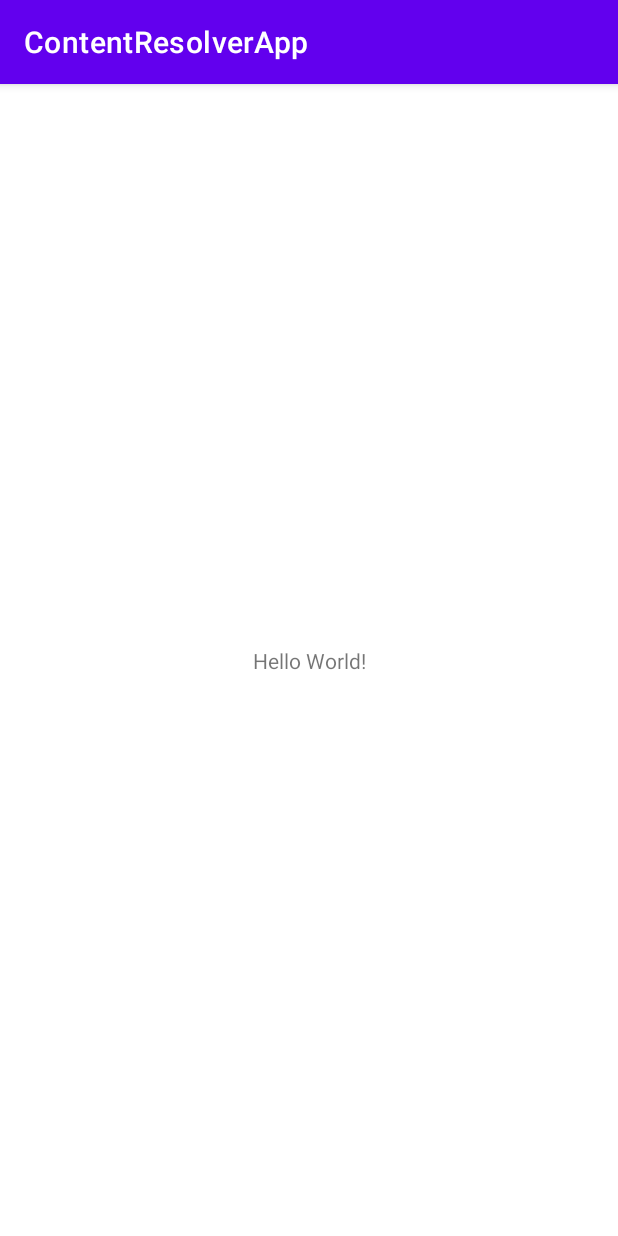
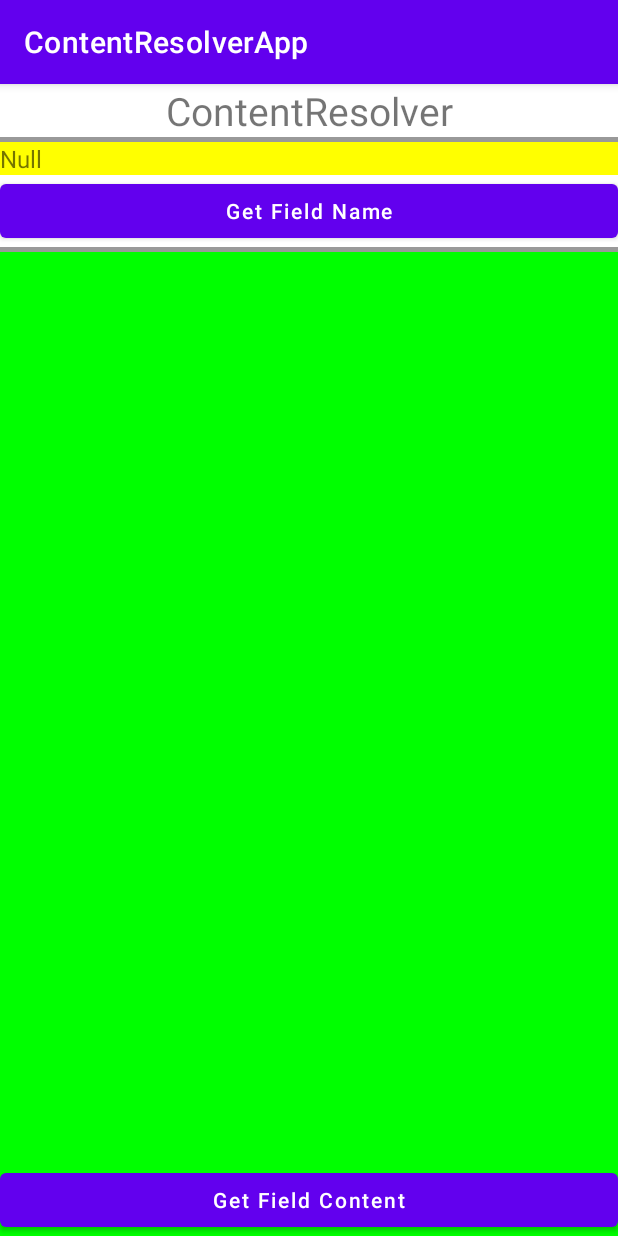
Before and after one commit to LinShuHung/ContentResolverApp, an Android app: the screen it shows after launch (MainActivity), on a phone screen of 412 x 824 dp. Run offline under Robolectric (Android 15) with nearby library versions, the phone set to English and light mode, and no system bars.

Commit message:
Add layout

```diff
--- a/app/src/main/java/com/suhun/contentresolverapp/MainActivity.java
+++ b/app/src/main/java/com/suhun/contentresolverapp/MainActivity.java
@@ -3,6 +3,7 @@ package com.suhun.contentresolverapp;
 import androidx.appcompat.app.AppCompatActivity;
 
 import android.os.Bundle;
+import android.view.View;
 
 public class MainActivity extends AppCompatActivity {
 
@@ -11,4 +12,12 @@ public class MainActivity extends AppCompatActivity {
         super.onCreate(savedInstanceState);
         setContentView(R.layout.activity_main);
     }
+
+    public void getFieldNameFun(View view){
+
+    }
+
+    public void getFieldContentFun(View view){
+
+    }
 }
--- a/app/src/main/res/layout/activity_main.xml
+++ b/app/src/main/res/layout/activity_main.xml
@@ -1,18 +1,64 @@
 <?xml version="1.0" encoding="utf-8"?>
-<androidx.constraintlayout.widget.ConstraintLayout xmlns:android="http://schemas.android.com/apk/res/android"
+<androidx.appcompat.widget.LinearLayoutCompat
+    xmlns:android="http://schemas.android.com/apk/res/android"
     xmlns:app="http://schemas.android.com/apk/res-auto"
     xmlns:tools="http://schemas.android.com/tools"
     android:layout_width="match_parent"
     android:layout_height="match_parent"
+    android:orientation="vertical"
     tools:context=".MainActivity">
 
     <TextView
-        android:layout_width="wrap_content"
+        android:layout_width="match_parent"
         android:layout_height="wrap_content"
-        android:text="Hello World!"
-        app:layout_constraintBottom_toBottomOf="parent"
-        app:layout_constraintEnd_toEndOf="parent"
-        app:layout_constraintStart_toStartOf="parent"
-        app:layout_constraintTop_toTopOf="parent" />
-
-</androidx.constraintlayout.widget.ConstraintLayout>
+        android:text="ContentResolver"
+        android:textSize="26sp"
+        android:gravity="center_horizontal"
+        />
+    <View
+        android:layout_width="match_parent"
+        android:layout_height="3dp"
+        android:background="#999"
+        />
+    <TextView
+        android:id="@+id/lid_fieldName"
+        android:layout_width="match_parent"
+        android:layout_height="wrap_content"
+        android:text="Null"
+        android:textSize="16sp"
+        android:background="#ff0"
+        />
+    <Button
+        android:layout_width="match_parent"
+        android:layout_height="wrap_content"
+        android:text="Get Field Name"
+        android:textAllCaps="false"
+        android:onClick="getFieldNameFun"
+        />
+    <View
+        android:layout_width="match_parent"
+        android:layout_height="3dp"
+        android:background="#999"
+        />
+    <RelativeLayout
+        android:layout_width="match_parent"
+        android:layout_height="match_parent"
+        >
+        <Button
+            android:id="@+id/bottomLineTag"
+            android:layout_width="match_parent"
+            android:layout_height="wrap_content"
+            android:layout_alignParentBottom="true"
+            android:layout_alignParentLeft="true"
+            android:text="Get Field Content"
+            android:textAllCaps="false"
+            android:onClick="getFieldContentFun"
+            />
+        <ListView
+            android:id="@+id/lid_fieldContent"
+            android:layout_width="match_parent"
+            android:layout_height="match_parent"
+            android:background="#0f0"
+            />
+    </RelativeLayout>
+</androidx.appcompat.widget.LinearLayoutCompat>
```
